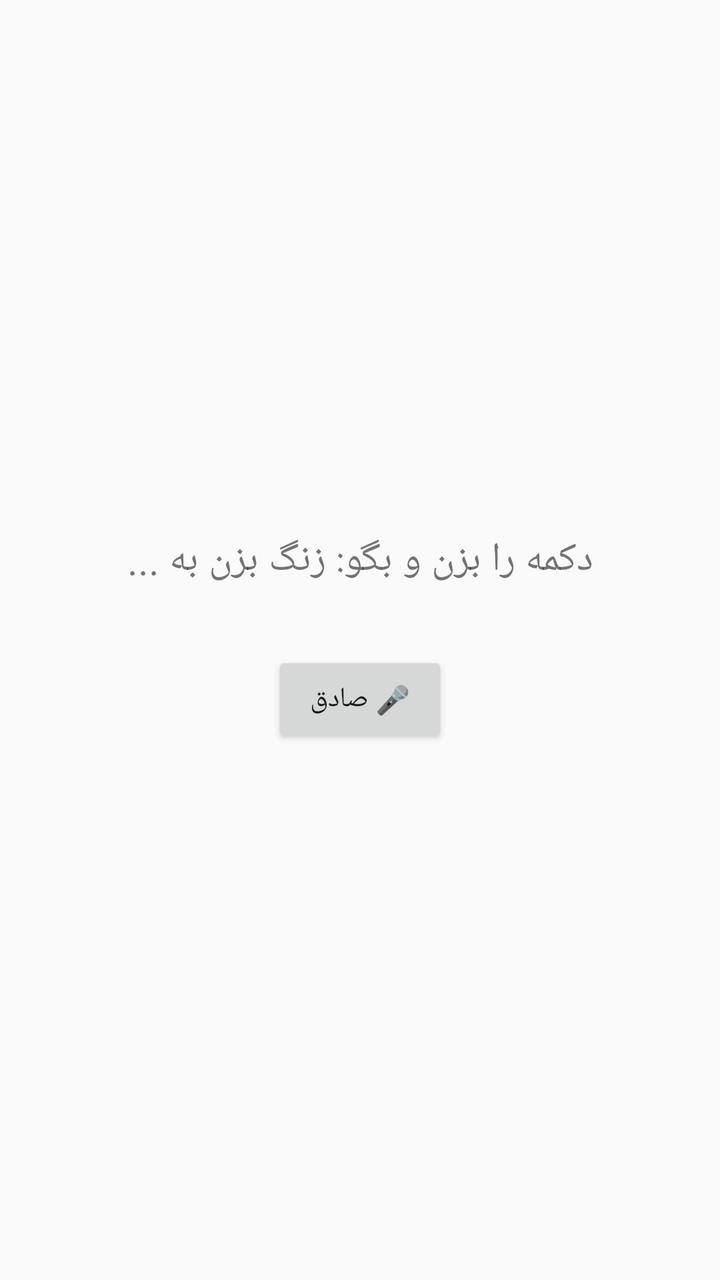
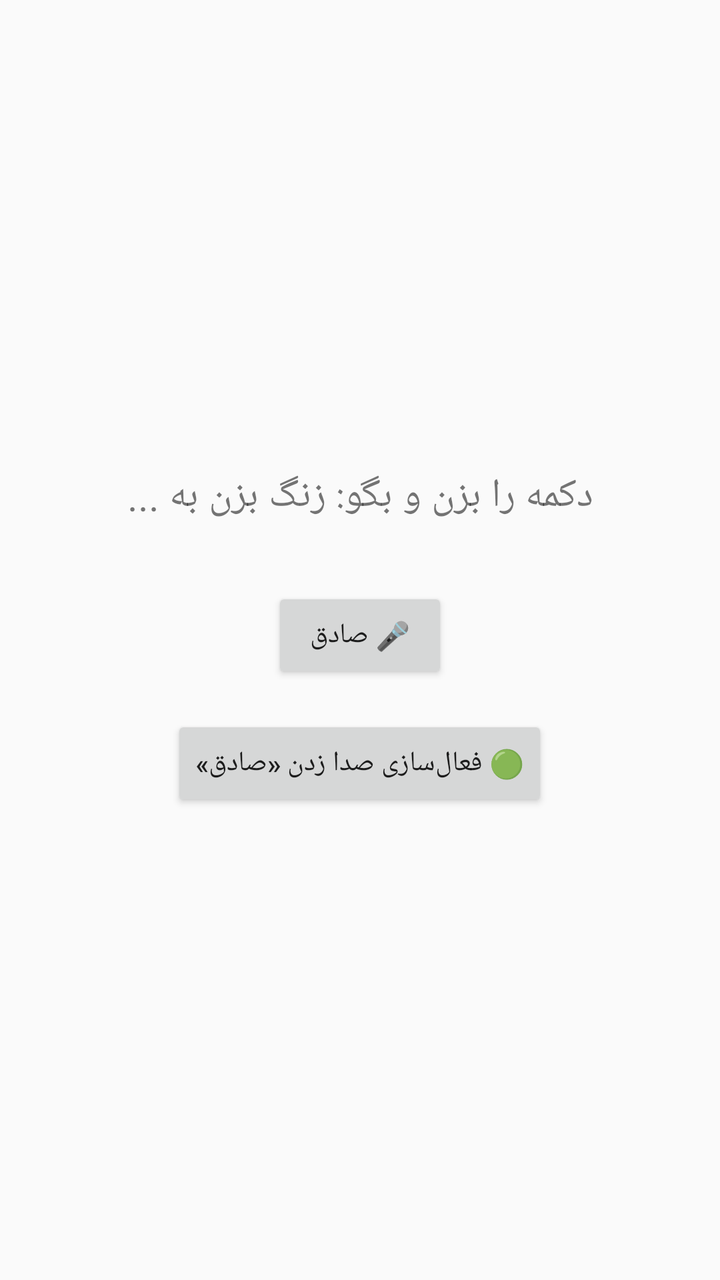

Two renders of the same Android screen: before a commit and after it. Below are the layout's source before the change and the commit's diff.
<!-- AndroidManifest.xml: application theme Theme.AppCompat.DayNight.DarkActionBar -->
<!-- res/layout/activity_main.xml -->
<?xml version="1.0" encoding="utf-8"?>
<LinearLayout xmlns:android="http://schemas.android.com/apk/res/android"
    android:layout_width="match_parent"
    android:layout_height="match_parent"
    android:gravity="center"
    android:orientation="vertical"
    android:padding="24dp">

    <TextView
        android:id="@+id/status"
        android:layout_width="match_parent"
        android:layout_height="wrap_content"
        android:gravity="center"
        android:text="دکمه را بزن و بگو: زنگ بزن به ..."
        android:textSize="20sp" />

    <Button
        android:id="@+id/listenBtn"
        android:layout_width="wrap_content"
        android:layout_height="wrap_content"
        android:layout_marginTop="32dp"
        android:text="🎤 صادق" />
</LinearLayout>
<!-- resources referenced by this layout -->
<resources>

</resources>

<!-- the commit's change to res/layout/activity_main.xml (unified diff, before → after) -->
@@ -20,4 +20,11 @@
         android:layout_height="wrap_content"
         android:layout_marginTop="32dp"
         android:text="🎤 صادق" />
+
+    <Button
+        android:id="@+id/wakeBtn"
+        android:layout_width="wrap_content"
+        android:layout_height="wrap_content"
+        android:layout_marginTop="16dp"
+        android:text="🟢 فعال‌سازی صدا زدن «صادق»" />
 </LinearLayout>
